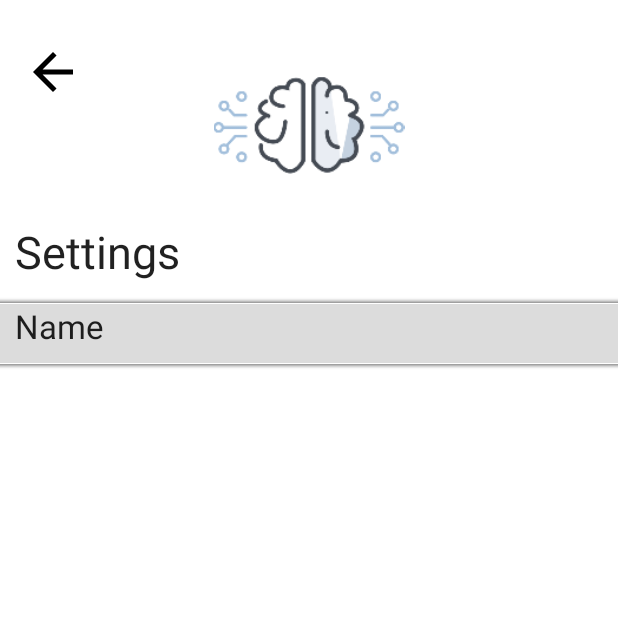
After one commit to UBCMint/MINT_NTX2020_OpenChallenge, an Android app: the settings screen opened directly, with no data from a screen before it, on a phone screen of 412 x 824 dp, the top half of it. The commit adds this screen. Run offline under Robolectric (Android 15) with nearby library versions, the phone set to English and light mode, and no system bars.

Commit message:
feat: settings page

```diff
--- a/app/src/main/AndroidManifest.xml
+++ b/app/src/main/AndroidManifest.xml
@@ -26,6 +26,12 @@
                 <category android:name="android.intent.category.LAUNCHER" />
             </intent-filter>
         </activity>
+        <activity android:name=".settings">
+            <intent-filter>
+                <action android:name="android.intent.action.MAIN" />
+                <category android:name="android.intent.category.LAUNCHER" />
+            </intent-filter>
+        </activity>
     </application>
 
 </manifest>
--- a/app/src/main/java/com/example/mint_anroidapp/MainActivity.java
+++ b/app/src/main/java/com/example/mint_anroidapp/MainActivity.java
@@ -32,6 +32,7 @@ public class MainActivity extends AppCompatActivity {
     private Button three_title;
     private Button four_title;
     private ImageView goto_bluetooth_button;
+    private ImageView goto_settings_button;
 
 
     Dialog myDialog;
@@ -63,6 +64,19 @@ public class MainActivity extends AppCompatActivity {
                 OpenBluetooth();
             }
         });
+
+        goto_settings_button =  (ImageView) findViewById(R.id.settings);
+        goto_settings_button.setOnClickListener(new View.OnClickListener() {
+            @Override
+            public void onClick(View v) {
+                OpenSettings();
+            }
+        });
+    }
+
+    public void OpenSettings() {
+        Intent intent = new Intent(this, settings.class);
+        startActivity(intent);
     }
 
     public void OpenBluetooth() {
--- a/app/src/main/java/com/example/mint_anroidapp/bluetooth.java
+++ b/app/src/main/java/com/example/mint_anroidapp/bluetooth.java
@@ -45,7 +45,7 @@ public class bluetooth extends AppCompatActivity {
         listBtn = (Button)findViewById(R.id.paired);
         findBtn = (Button)findViewById(R.id.search);
         myListView = (ListView)findViewById(R.id.listView1);
-        goBackView = (ImageView)findViewById(R.id.go_back);
+        goBackView = (ImageView)findViewById(R.id.go_back_from_bluetooth);
 
 
         // take an instance of BluetoothAdapter - Bluetooth radio
--- /dev/null
+++ b/app/src/main/java/com/example/mint_anroidapp/settings.java
@@ -0,0 +1,33 @@
+package com.example.mint_anroidapp;
+
+import android.content.Intent;
+import android.media.Image;
+import android.os.Bundle;
+import android.view.View;
+import android.widget.ImageView;
+
+import androidx.appcompat.app.AppCompatActivity;
+
+public class settings extends AppCompatActivity {
+
+    private ImageView goback_button;
+
+    @Override
+    protected void onCreate(Bundle savedInstanceState) {
+        super.onCreate(savedInstanceState);
+        setContentView(R.layout.settings);
+
+        goback_button = (ImageView) findViewById(R.id.go_back_from_settings);
+        goback_button.setOnClickListener(new View.OnClickListener() {
+            @Override
+            public void onClick(View v) {
+                GoBack();
+            }
+        });
+    }
+
+    public void GoBack() {
+        Intent intent = new Intent(this, MainActivity.class);
+        startActivity(intent);
+    }
+}
--- a/app/src/main/res/layout/bluetooth.xml
+++ b/app/src/main/res/layout/bluetooth.xml
@@ -6,7 +6,7 @@
 
 
     <ImageView
-        android:id="@+id/go_back"
+        android:id="@+id/go_back_from_bluetooth"
         android:layout_width="40dp"
         android:layout_height="40dp"
         android:layout_marginTop="28dp"
--- /dev/null
+++ b/app/src/main/res/layout/settings.xml
@@ -0,0 +1,72 @@
+<?xml version="1.0" encoding="utf-8"?>
+<RelativeLayout xmlns:android="http://schemas.android.com/apk/res/android"
+    xmlns:app="http://schemas.android.com/apk/res-auto"
+    android:layout_width="match_parent"
+    android:layout_height="match_parent">
+
+
+    <ImageView
+        android:id="@+id/go_back_from_settings"
+        android:layout_width="40dp"
+        android:layout_height="40dp"
+        android:layout_marginTop="28dp"
+        android:layout_marginLeft="15dp"
+        android:layout_marginStart="15dp"
+        android:src="@drawable/ic_arrow_back_black_24dp" />
+
+    <LinearLayout
+        android:id="@+id/arrowLayout"
+        android:layout_width="match_parent"
+        android:layout_height="wrap_content"
+        android:layout_marginTop="20dp"
+        android:orientation="vertical">
+
+        <ImageView
+            android:id="@+id/textView"
+            android:layout_width="129dp"
+            android:layout_height="127dp"
+            android:src="@mipmap/brain_foreground"
+            android:layout_gravity="center_horizontal" />
+
+    </LinearLayout>
+
+    <LinearLayout
+        android:layout_width="match_parent"
+        android:layout_height="wrap_content"
+        android:layout_below="@+id/arrowLayout"
+        android:orientation="vertical">
+
+        <TextView
+            android:id="@+id/text3"
+            android:layout_width="wrap_content"
+            android:layout_height="wrap_content"
+            android:layout_marginLeft="10dp"
+            android:layout_marginStart="10dp"
+            android:layout_marginBottom="10dp"
+            android:textSize="30dp"
+            android:text="@string/settings"
+            android:textAppearance="?android:attr/textAppearanceLarge" />
+
+
+        <LinearLayout
+            android:layout_width="match_parent"
+            android:layout_height="wrap_content"
+            android:orientation="vertical"
+            android:background="@drawable/bg_gainsboro_border">
+
+            <TextView
+                android:id="@+id/name"
+                android:layout_width="wrap_content"
+                android:layout_height="wrap_content"
+                android:text="@string/name"
+                android:textAppearance="?android:attr/textAppearanceLarge"
+                android:layout_marginBottom="10dp"
+                android:layout_marginLeft="10dp"
+                android:layout_marginStart="10dp"/>
+
+
+        </LinearLayout>
+    </LinearLayout>
+</RelativeLayout>
+
+    <!--https://examples.javacodegeeks.com/android/core/bluetooth/bluetoothadapter/android-bluetooth-example/-->
--- a/app/src/main/res/values/strings.xml
+++ b/app/src/main/res/values/strings.xml
@@ -21,7 +21,6 @@
     <string name="text">Text</string>
 
     <!--    Bluetooth    -->
-    <string name="action_settings">Settings</string>
     <string name="Text">Status: -</string>
     <string name="on">Turn On</string>
     <string name="off">Turn Off</string>
@@ -29,4 +28,10 @@
     <string name="Find">Search Devices / Cancel</string>
     <string name="Bluetooth">Bluetooth</string>
 
+    <!--    Settings    -->
+    <string name="settings">Settings</string>
+    <string name="name">Name</string>
+
+
+
 </resources>
```
